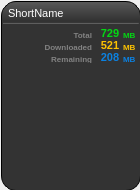
First picture: the form in tsucard.ui, repository AdunanzA/Tsunami, before the edit.
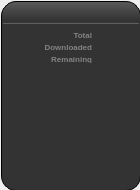
Second picture: the form after the edit. Icons and pictures are not drawn. Custom widgets are drawn as their Qt base class.

The edit to the form file:
```diff
--- a/tsucard.ui
+++ b/tsucard.ui
@@ -126,7 +126,7 @@
          <number>0</number>
         </property>
         <property name="text">
-         <string>ShortName</string>
+         <string/>
         </property>
         <property name="textFormat">
          <enum>Qt::PlainText</enum>
@@ -276,22 +276,23 @@
             <property name="font">
              <font>
               <family>MS Shell Dlg 2</family>
-              <pointsize>8</pointsize>
-              <weight>75</weight>
-              <bold>true</bold>
+              <pointsize>7</pointsize>
+              <weight>50</weight>
+              <bold>false</bold>
               <stylestrategy>PreferAntialias</stylestrategy>
               <kerning>true</kerning>
              </font>
             </property>
             <property name="styleSheet">
              <string notr="true">color: rgb(3, 215, 19);
-background-color:transparent;</string>
+background-color:transparent;
+padding-top:2px;</string>
             </property>
             <property name="lineWidth">
              <number>0</number>
             </property>
             <property name="text">
-             <string>729</string>
+             <string/>
             </property>
             <property name="scaledContents">
              <bool>false</bool>
@@ -299,6 +300,9 @@
             <property name="alignment">
              <set>Qt::AlignCenter</set>
             </property>
+            <property name="margin">
+             <number>0</number>
+            </property>
            </widget>
           </item>
           <item>
@@ -332,7 +336,7 @@
              <number>0</number>
             </property>
             <property name="text">
-             <string>MB</string>
+             <string/>
             </property>
             <property name="margin">
              <number>0</number>
@@ -395,22 +399,23 @@
             </property>
             <property name="font">
              <font>
-              <pointsize>8</pointsize>
-              <weight>75</weight>
-              <bold>true</bold>
+              <pointsize>7</pointsize>
+              <weight>50</weight>
+              <bold>false</bold>
               <strikeout>false</strikeout>
               <stylestrategy>PreferAntialias</stylestrategy>
              </font>
             </property>
             <property name="styleSheet">
              <string notr="true">color: rgb(253, 194, 1);
-background-color:transparent;</string>
+background-color:transparent;
+padding-top:2px;</string>
             </property>
             <property name="lineWidth">
              <number>0</number>
             </property>
             <property name="text">
-             <string>521</string>
+             <string/>
             </property>
             <property name="alignment">
              <set>Qt::AlignCenter</set>
@@ -448,7 +453,7 @@
              <number>0</number>
             </property>
             <property name="text">
-             <string>MB</string>
+             <string/>
             </property>
            </widget>
           </item>
@@ -511,21 +516,22 @@
             </property>
             <property name="font">
              <font>
-              <pointsize>8</pointsize>
-              <weight>75</weight>
-              <bold>true</bold>
+              <pointsize>7</pointsize>
+              <weight>50</weight>
+              <bold>false</bold>
               <stylestrategy>PreferAntialias</stylestrategy>
              </font>
             </property>
             <property name="styleSheet">
-             <string notr="true">color: rgb(11, 129, 225);
-background-color:transparent;</string>
+             <string notr="true">color: rgb(31, 159, 255);
+background-color:transparent;
+padding-top:2px;</string>
             </property>
             <property name="lineWidth">
              <number>0</number>
             </property>
             <property name="text">
-             <string>208</string>
+             <string/>
             </property>
             <property name="alignment">
              <set>Qt::AlignCenter</set>
@@ -562,7 +568,7 @@
              <number>0</number>
             </property>
             <property name="text">
-             <string>MB</string>
+             <string/>
             </property>
            </widget>
           </item>
@@ -578,7 +584,7 @@
        <number>0</number>
       </property>
       <item row="0" column="0">
-       <widget class="QWidget" name="bkgContainet" native="true">
+       <widget class="QWidget" name="bkgCircle" native="true">
         <property name="minimumSize">
          <size>
           <width>132</width>
@@ -593,58 +599,98 @@
         </property>
         <property name="styleSheet">
          <string notr="true">border:none;
-padding:0px;
-background-repeat: no-repeat;
-background-color:transparent;</string>
-        </property>
-        <widget class="QWidget" name="bkgArrow" native="true">
-         <property name="geometry">
-          <rect>
-           <x>0</x>
-           <y>12</y>
-           <width>132</width>
-           <height>37</height>
-          </rect>
-         </property>
-         <property name="styleSheet">
-          <string notr="true">border:none;
-padding:0px;
-background-repeat: no-repeat;
-background-position: center center;
-background-color:transparent;
-background-image: url(:/images/bkg1.png);</string>
-         </property>
-        </widget>
-        <widget class="QWidget" name="bkgCircle" native="true">
-         <property name="geometry">
-          <rect>
-           <x>0</x>
-           <y>0</y>
-           <width>132</width>
-           <height>60</height>
-          </rect>
-         </property>
-         <property name="minimumSize">
-          <size>
-           <width>132</width>
-           <height>60</height>
-          </size>
-         </property>
-         <property name="maximumSize">
-          <size>
-           <width>132</width>
-           <height>60</height>
-          </size>
-         </property>
-         <property name="styleSheet">
-          <string notr="true">border:none;
 padding:0px;
 background-repeat: no-repeat;
 background-position: center center;
 background-image: url(:/images/pb3.png);
 background-color:transparent;</string>
-         </property>
-        </widget>
+        </property>
+       </widget>
+      </item>
+      <item row="0" column="0">
+       <widget class="QWidget" name="bkgArrow" native="true">
+        <property name="minimumSize">
+         <size>
+          <width>0</width>
+          <height>0</height>
+         </size>
+        </property>
+        <property name="styleSheet">
+         <string notr="true">border:none;
+padding:0px;
+background-repeat: no-repeat;
+background-position: center center;
+background-color:transparent;
+background-image: url(:/images/bkg1.png);
+</string>
+        </property>
+       </widget>
+      </item>
+      <item row="0" column="0">
+       <widget class="TsuProgress" name="progress" native="true"/>
+      </item>
+      <item row="0" column="0">
+       <widget class="QLabel" name="txtDownloadRateUnit">
+        <property name="styleSheet">
+         <string notr="true">color: rgb(31, 159, 255);
+background-color:transparent;
+padding-bottom:18px;
+padding-left:110px;</string>
+        </property>
+        <property name="text">
+         <string/>
+        </property>
+        <property name="alignment">
+         <set>Qt::AlignCenter</set>
+        </property>
+       </widget>
+      </item>
+      <item row="0" column="0">
+       <widget class="QLabel" name="txtUploadRateUnit">
+        <property name="styleSheet">
+         <string notr="true">color: rgb(31, 159, 255);
+background-color:transparent;
+padding-bottom:18px;
+padding-left:-109px;</string>
+        </property>
+        <property name="text">
+         <string/>
+        </property>
+        <property name="alignment">
+         <set>Qt::AlignCenter</set>
+        </property>
+       </widget>
+      </item>
+      <item row="0" column="0">
+       <widget class="QLabel" name="txtDownloadRate">
+        <property name="styleSheet">
+         <string notr="true">color: rgb(253, 194, 1);
+background-color:transparent;
+padding-top:10px;
+padding-left:100px;</string>
+        </property>
+        <property name="text">
+         <string/>
+        </property>
+        <property name="alignment">
+         <set>Qt::AlignCenter</set>
+        </property>
+       </widget>
+      </item>
+      <item row="0" column="0">
+       <widget class="QLabel" name="txtUploadRate">
+        <property name="styleSheet">
+         <string notr="true">color: rgb(140, 140, 140);
+background-color:transparent;
+padding-top:10px;
+padding-left:-100px;</string>
+        </property>
+        <property name="text">
+         <string/>
+        </property>
+        <property name="alignment">
+         <set>Qt::AlignCenter</set>
+        </property>
        </widget>
       </item>
      </layout>
@@ -758,6 +804,13 @@
    </layout>
   </widget>
  </widget>
+ <customwidgets>
+  <customwidget>
+   <class>TsuProgress</class>
+   <extends>QWidget</extends>
+   <header>tsuprogress.h</header>
+  </customwidget>
+ </customwidgets>
  <resources/>
  <connections/>
 </ui>
```
Left out of the diff: 57 changed lines with no effect on the pictures.
